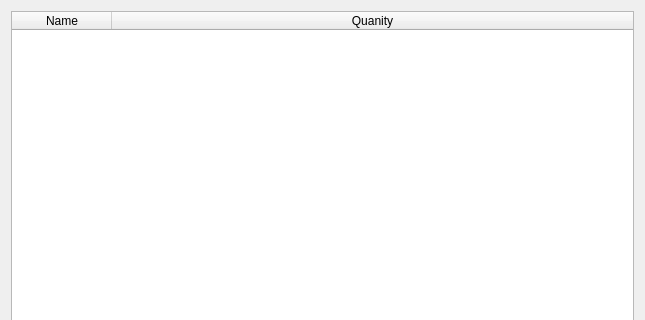
First picture: the form in Mercury/StockpileWindow.ui, repository appcrashwin7/Mercury, before the edit; both pictures show x 0 to 645 and y 0 to 320 of the 645 by 631 pixel window.
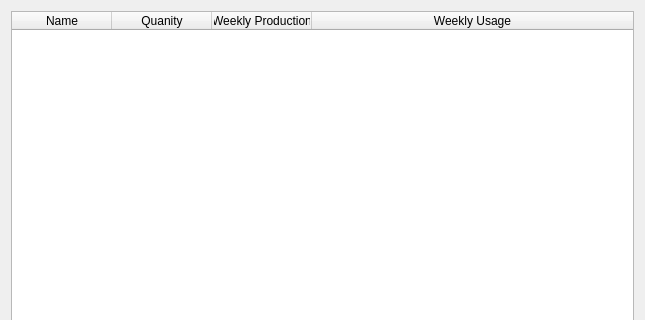
Second picture: the form after the edit.

Commit message: use direct access to ui items instead of findChild() add new columns to StockpileWindow

Patch:
```diff
--- a/Mercury/StockpileWindow.ui
+++ b/Mercury/StockpileWindow.ui
@@ -104,6 +104,22 @@
        <set>AlignCenter</set>
       </property>
      </column>
+     <column>
+      <property name="text">
+       <string>Weekly Production</string>
+      </property>
+      <property name="textAlignment">
+       <set>AlignCenter</set>
+      </property>
+     </column>
+     <column>
+      <property name="text">
+       <string>Weekly Usage</string>
+      </property>
+      <property name="textAlignment">
+       <set>AlignCenter</set>
+      </property>
+     </column>
     </widget>
    </item>
   </layout>
```
The commit also changes 4 other files.
